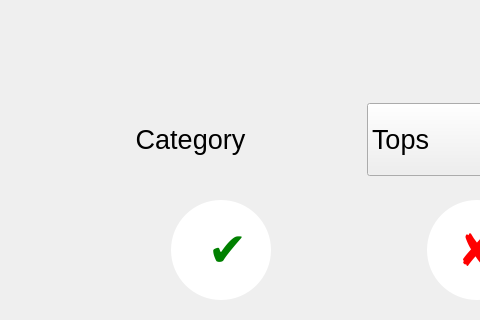
This is AddClothesConfirmationUi.ui in beaesguerra/dressr as Qt 5 draws it before an edit; both pictures show x 0 to 480 and y 968 to 1288 of the 720 by 1288 pixel window. The edited form follows.
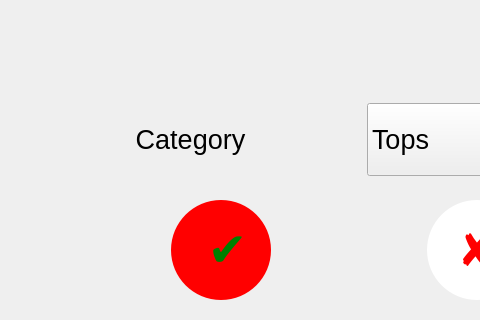
This is the edited form.

Diff of the .ui file:
```diff
--- a/AddClothesConfirmationUi.ui
+++ b/AddClothesConfirmationUi.ui
@@ -206,7 +206,8 @@
          <bool>false</bool>
         </property>
         <property name="styleSheet">
-         <string notr="true">color: green;</string>
+         <string notr="true">background-color:red;
+color: green;</string>
         </property>
         <property name="text">
          <string> ✔</string>
```
